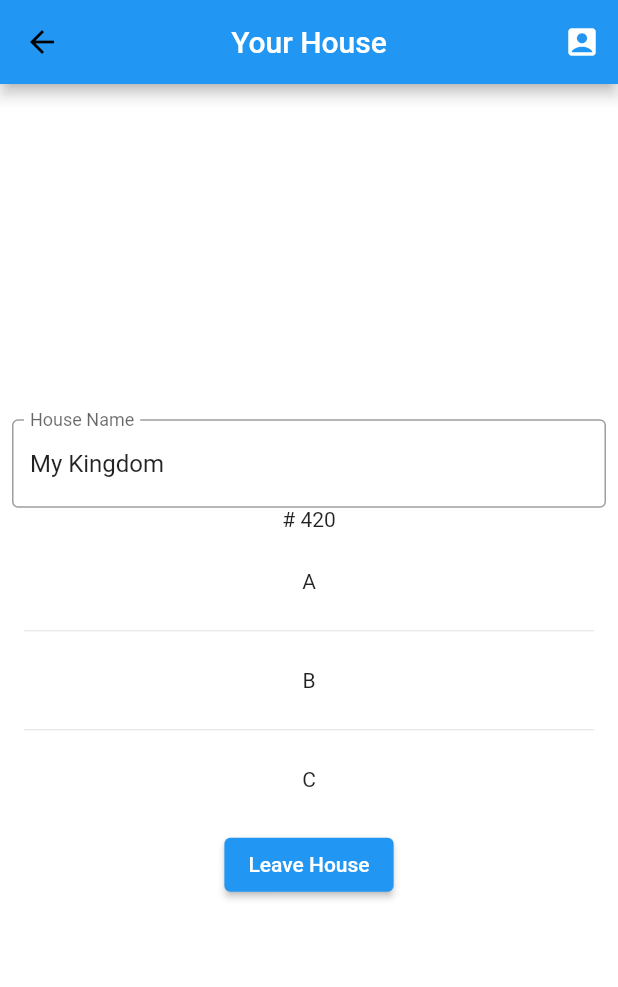
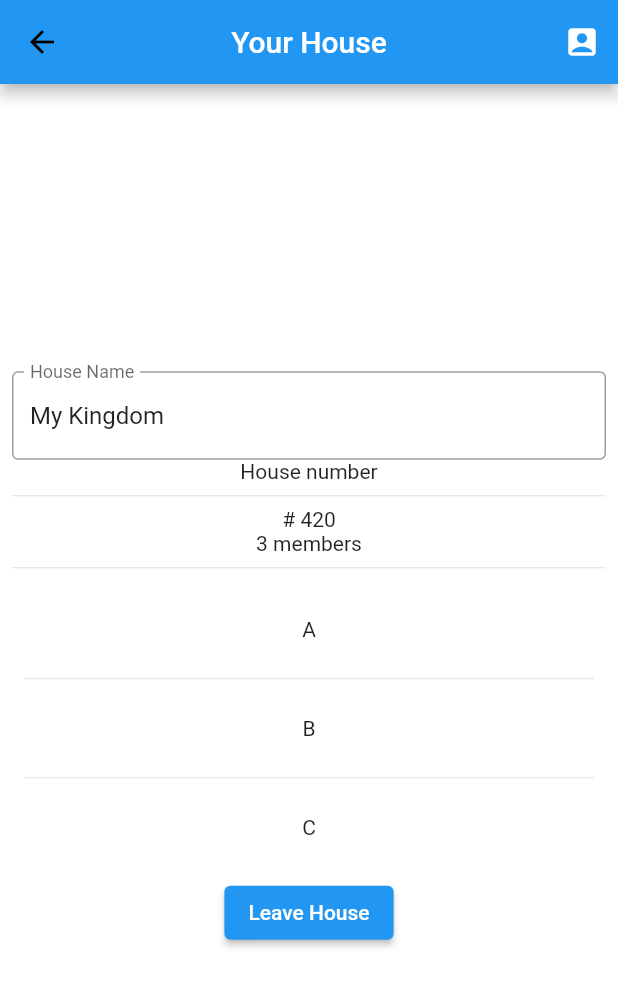
Before and after one commit to TimMaasGeesteranus/group42, a Flutter app: the MyHouseWidget screen opened directly, on a phone screen of 412 x 824 dp. Shown: the top 987 px of the screen. Run offline on Flutter 3.47's test engine with Material 2 defaults, Android fonts, the phone set to English and light mode, and no system bars; our stand-ins replace animated_theme_switcher, flutter_login, shared_preferences, syncfusion_flutter_calendar; accounts and stored records are empty.

Commit message:
Added basic widgets for the my house screen; commit before adding scaffold

```diff
--- a/Frontend/lib/views/my_house.dart
+++ b/Frontend/lib/views/my_house.dart
@@ -34,7 +34,11 @@ class _MyHouseWidgetState extends State<MyHouseWidget> {
                     border: OutlineInputBorder(),
                   ),
                 ),
+                const Text("House number"),
+                const Divider(),
                 const Text("#\t" "420"), //TODO insert houseid here
+                Text("${usernames.length} members"),
+                const Divider(),
                 ListView.separated(
                   padding: const EdgeInsets.all(8),
                   shrinkWrap: true,
@@ -44,7 +48,8 @@ class _MyHouseWidgetState extends State<MyHouseWidget> {
                       child: Center(child: Text(usernames[index])),
                     );
                   },
-                  separatorBuilder: (BuildContext context, int index) => const Divider(),
+                  separatorBuilder: (BuildContext context, int index) =>
+                      const Divider(),
                   itemCount: usernames.length,
                 ),
                 ElevatedButton(
```
